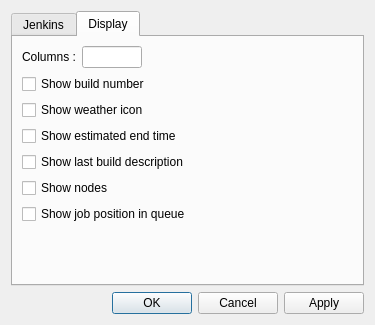
First picture: the form in src/views/uis/preferencesdialog.ui, repository Kaldor37/jenkins-cute-view, before the edit.
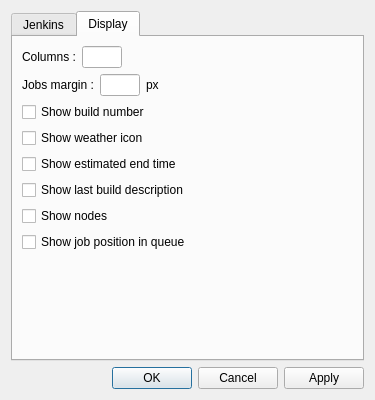
Second picture: the form after the edit. The open tabs and pages were chosen to show the change.

Commit message: - Added a preference to modify jobs margin

Diff of the .ui file:
```diff
--- a/src/views/uis/preferencesdialog.ui
+++ b/src/views/uis/preferencesdialog.ui
@@ -10,19 +10,19 @@
     <x>0</x>
     <y>0</y>
     <width>375</width>
-    <height>325</height>
+    <height>400</height>
    </rect>
   </property>
   <property name="minimumSize">
    <size>
     <width>375</width>
-    <height>325</height>
+    <height>400</height>
    </size>
   </property>
   <property name="maximumSize">
    <size>
     <width>375</width>
-    <height>325</height>
+    <height>400</height>
    </size>
   </property>
   <property name="windowTitle">
@@ -173,7 +173,7 @@
           <widget class="QLineEdit" name="m_columnsLineEdit">
            <property name="maximumSize">
             <size>
-             <width>60</width>
+             <width>40</width>
              <height>16777215</height>
             </size>
            </property>
@@ -194,6 +194,47 @@
          </item>
         </layout>
        </item>
+       <item>
+        <layout class="QHBoxLayout" name="horizontalLayout_5">
+         <item>
+          <widget class="QLabel" name="m_jobsMarginLabel">
+           <property name="text">
+            <string>Jobs margin :</string>
+           </property>
+          </widget>
+         </item>
+         <item>
+          <widget class="QLineEdit" name="m_jobsMarginLineEdit">
+           <property name="maximumSize">
+            <size>
+             <width>40</width>
+             <height>16777215</height>
+            </size>
+           </property>
+          </widget>
+         </item>
+         <item>
+          <widget class="QLabel" name="m_jobsMarginPXLabel">
+           <property name="text">
+            <string>px</string>
+           </property>
+          </widget>
+         </item>
+         <item>
+          <spacer name="horizontalSpacer_5">
+           <property name="orientation">
+            <enum>Qt::Horizontal</enum>
+           </property>
+           <property name="sizeHint" stdset="0">
+            <size>
+             <width>40</width>
+             <height>20</height>
+            </size>
+           </property>
+          </spacer>
+         </item>
+        </layout>
+       </item>
        <item>
         <widget class="QCheckBox" name="m_showBuildNumberCheckBox">
          <property name="text">
```
Left out of the diff: 2 changed lines with no effect on the pictures. The commit also changes 6 other files.
